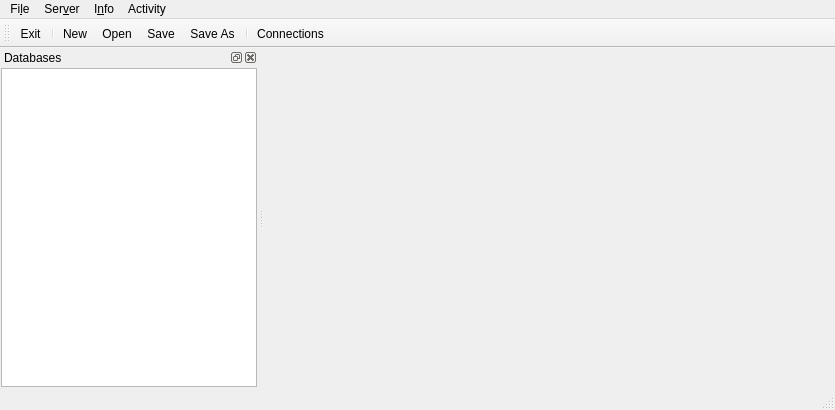
Qt form GUI/pg-dba-tools/mainwindow.ui (marcotcal/PG-DBA-Tools) before a commit.
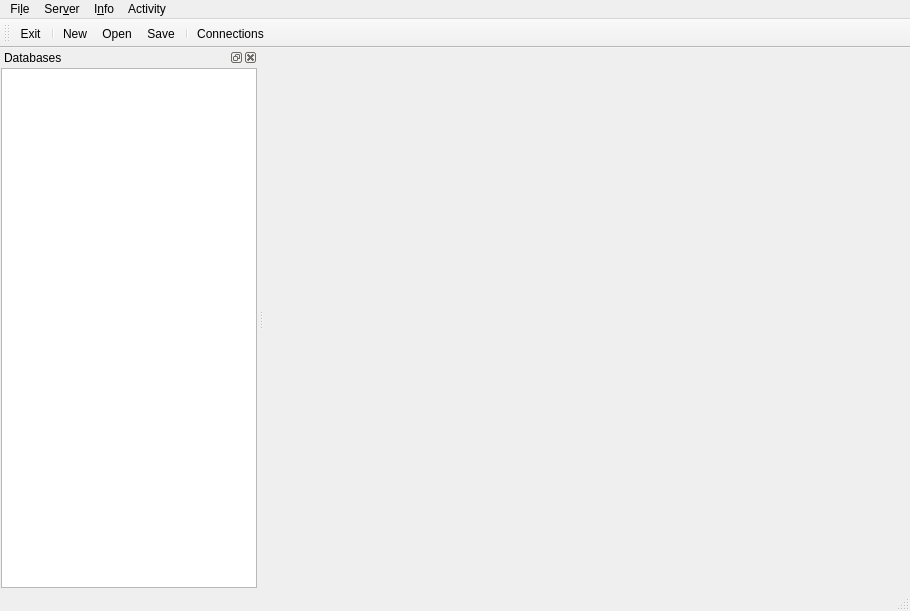
The same form after that commit. Icons and pictures are not drawn.

The edit to the form file:
```diff
--- a/GUI/pg-dba-tools/mainwindow.ui
+++ b/GUI/pg-dba-tools/mainwindow.ui
@@ -6,8 +6,8 @@
    <rect>
     <x>0</x>
     <y>0</y>
-    <width>835</width>
-    <height>410</height>
+    <width>910</width>
+    <height>611</height>
    </rect>
   </property>
   <property name="windowTitle">
@@ -19,8 +19,8 @@
     <rect>
      <x>0</x>
      <y>0</y>
-     <width>835</width>
-     <height>26</height>
+     <width>910</width>
+     <height>30</height>
     </rect>
    </property>
    <widget class="QMenu" name="menuFile">
@@ -74,8 +74,8 @@
   <widget class="QToolBar" name="mainToolBar">
    <property name="iconSize">
     <size>
-     <width>28</width>
-     <height>28</height>
+     <width>32</width>
+     <height>32</height>
     </size>
    </property>
    <attribute name="toolBarArea">
@@ -89,7 +89,6 @@
    <addaction name="actionNew"/>
    <addaction name="actionOpen"/>
    <addaction name="actionSave"/>
-   <addaction name="actionSave_As"/>
    <addaction name="separator"/>
    <addaction name="actionConnections"/>
   </widget>
```
Left out of the diff: 22 changed lines with no effect on the pictures.
